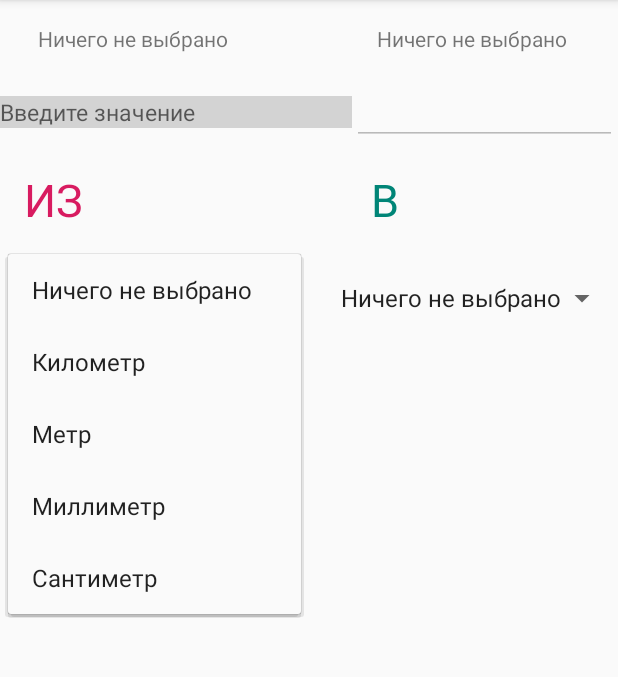
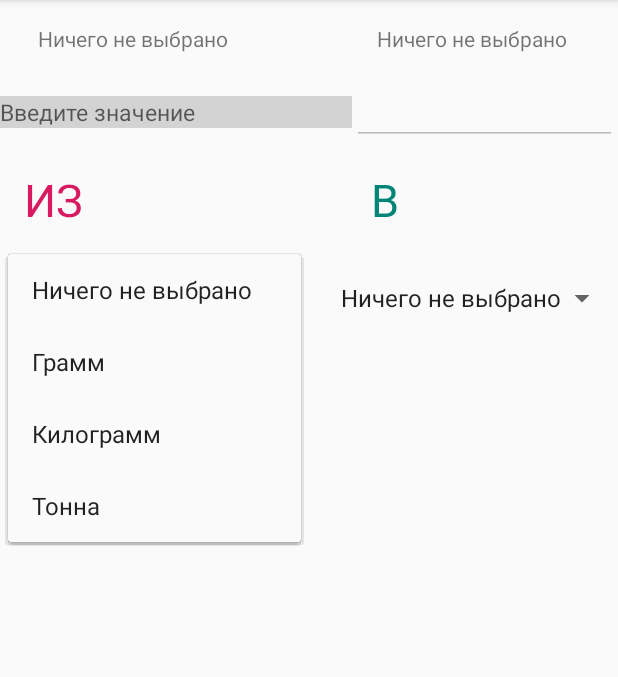
Before and after one commit to semyonov-m-y/ConvertersProject, an Android app: the WeightConverterFragment screen opened directly, with no data from a screen before it, after a tap on "Ничего не выбрано", on a phone screen of 412 x 824 dp, the part 84-761 px from its top. Run offline under Robolectric (Android 15) with nearby library versions, the phone set to English and light mode, and no system bars.

Commit message:
Fragments added

```diff
--- a/app/build.gradle
+++ b/app/build.gradle
@@ -27,6 +27,7 @@ dependencies {
     implementation fileTree(dir: 'libs', include: ['*.jar'])
     implementation 'androidx.appcompat:appcompat:1.1.0'
     implementation 'androidx.constraintlayout:constraintlayout:1.1.3'
+    implementation 'androidx.legacy:legacy-support-v4:1.0.0'
     testImplementation 'junit:junit:4.12'
     androidTestImplementation 'androidx.test:runner:1.2.0'
     androidTestImplementation 'androidx.test.espresso:espresso-core:3.2.0'
--- a/app/src/main/AndroidManifest.xml
+++ b/app/src/main/AndroidManifest.xml
@@ -9,9 +9,9 @@
         android:roundIcon="@mipmap/ic_launcher_round"
         android:supportsRtl="true"
         android:theme="@style/AppTheme">
-        <activity android:name=".activities.WeightConverterActivity"></activity>
-        <activity android:name=".activities.LengthConverterActivity"></activity>
-        <activity android:name=".activities.MainActivity">
+        <activity android:name=".WeightConverterActivity"></activity>
+        <activity android:name=".LengthConverterActivity"></activity>
+        <activity android:name=".MainActivity">
             <intent-filter>
                 <action android:name="android.intent.action.MAIN" />
 
--- a/app/src/main/java/ru/semenovmy/learning/convertersproject/activities/MainActivity.java
+++ b/app/src/main/java/ru/semenovmy/learning/convertersproject/MainActivity.java
@@ -1,4 +1,4 @@
-package ru.semenovmy.learning.convertersproject.activities;
+package ru.semenovmy.learning.convertersproject;
 
 import androidx.appcompat.app.AppCompatActivity;
 import androidx.recyclerview.widget.RecyclerView;
--- /dev/null
+++ b/app/src/main/java/ru/semenovmy/learning/convertersproject/WeightConverterActivity.java
@@ -0,0 +1,18 @@
+package ru.semenovmy.learning.convertersproject;
+
+import android.os.Bundle;
+import androidx.appcompat.app.AppCompatActivity;
+
+public class WeightConverterActivity extends AppCompatActivity {
+
+    @Override
+    protected void onCreate(Bundle savedInstanceState) {
+        super.onCreate(savedInstanceState);
+        setContentView(R.layout.activity_converter);
+
+        if (savedInstanceState == null){
+            getSupportFragmentManager().beginTransaction()
+                    .replace(android.R.id.content, new WeightConverterFragment ()).commit();
+        }
+    }
+}
--- a/app/src/main/java/ru/semenovmy/learning/convertersproject/activities/LengthConverterActivity.java
+++ b/app/src/main/java/ru/semenovmy/learning/convertersproject/WeightConverterFragment.java
@@ -1,16 +1,19 @@
-package ru.semenovmy.learning.convertersproject.activities;
+package ru.semenovmy.learning.convertersproject;
 
 import android.os.Bundle;
+
+import androidx.annotation.NonNull;
+import androidx.fragment.app.Fragment;
+
 import android.text.Editable;
 import android.text.TextWatcher;
+import android.view.LayoutInflater;
 import android.view.View;
+import android.view.ViewGroup;
 import android.widget.AdapterView;
 import android.widget.EditText;
 import android.widget.Spinner;
 import android.widget.TextView;
-
-import androidx.annotation.NonNull;
-import androidx.appcompat.app.AppCompatActivity;
 
 import java.util.Collections;
 import java.util.List;
@@ -19,27 +22,25 @@ import ru.semenovmy.learning.convertersproject.R;
 import ru.semenovmy.learning.convertersproject.adapters.DataAdapter;
 import ru.semenovmy.learning.convertersproject.adapters.SpinnerAdapter;
 import ru.semenovmy.learning.convertersproject.model.Measure;
-import ru.semenovmy.learning.convertersproject.providers.LengthProvider;
+import ru.semenovmy.learning.convertersproject.providers.WeightProvider;
 
-public class LengthConverterActivity extends AppCompatActivity {
+public class WeightConverterFragment extends Fragment {
 
     public static final int POSITION_NaN = 0;
     private EditText mFromEditText;
     private EditText mResultEditText;
     private TextView mFromTextView;
     private TextView mResultTextView;
-    private LengthProvider mLengthProvider = new LengthProvider();
+    private WeightProvider mWeightProvider = new WeightProvider();
     private DataAdapter dataAdapter;
     private Spinner spinner;
 
     @Override
-    protected void onCreate(Bundle savedInstanceState) {
-        super.onCreate(savedInstanceState);
-        setContentView(R.layout.activity_converter);
-
+    public View onCreateView(LayoutInflater inflater, ViewGroup container, Bundle savedInstanceState) {
+        View view = inflater.inflate(R.layout.fragment_converter, container, false);
         dataAdapter = new DataAdapter(getResources());
 
-        mFromEditText = findViewById(R.id.converter_from_edit_text);
+        mFromEditText = view.findViewById(R.id.converter_from_edit_text);
         mFromEditText.addTextChangedListener(new TextWatcher() {
             @Override
             public void beforeTextChanged(CharSequence s, int start, int count, int after) {
@@ -48,7 +49,7 @@ public class LengthConverterActivity extends AppCompatActivity {
 
             @Override
             public void onTextChanged(CharSequence s, int start, int before, int count) {
-                String outputValue = lengthConvertor(mFromEditText.getText().toString(), mFromTextView.getText().toString(), mResultTextView.getText().toString());
+                String outputValue = weightConvertor(mFromEditText.getText().toString(), mFromTextView.getText().toString(), mResultTextView.getText().toString());
                 mResultEditText.setText(outputValue);
             }
 
@@ -58,17 +59,18 @@ public class LengthConverterActivity extends AppCompatActivity {
             }
         });
 
-        mResultEditText = findViewById(R.id.converter_result_edit_text);
-        mFromTextView = findViewById(R.id.converter_from_text);
-        mResultTextView = findViewById(R.id.converter_result_text);
+        mResultEditText = view.findViewById(R.id.converter_result_edit_text);
+        mFromTextView = view.findViewById(R.id.converter_from_text);
+        mResultTextView = view.findViewById(R.id.converter_result_text);
 
-        initFromSpinner();
-        initToSpinner();
+        initFromSpinner(view);
+        initToSpinner(view);
+        return view;
     }
 
-    public void initFromSpinner() {
-        spinner = findViewById(R.id.from_spinner);
-        final List<String> spinnerItems = mLengthProvider.providerMeasures();
+    public void initFromSpinner(View view) {
+        spinner = view.findViewById(R.id.from_spinner);
+        final List<String> spinnerItems = mWeightProvider.providerMeasures();
         Collections.sort(spinnerItems);
         spinnerItems.add(POSITION_NaN, getResources().getString(R.string.nothing));
         spinner.setAdapter(new SpinnerAdapter(spinnerItems));
@@ -77,8 +79,8 @@ public class LengthConverterActivity extends AppCompatActivity {
             @Override
             public void onItemSelected(AdapterView<?> parent, View view, int position, long id) {
                 final List<Measure> measures = position == POSITION_NaN ?
-                        mLengthProvider.provideMeasures() :
-                        mLengthProvider.filterBy(spinnerItems.get(position));
+                        mWeightProvider.provideMeasures() :
+                        mWeightProvider.filterBy(spinnerItems.get(position));
                 dataAdapter.setMeasures(measures);
                 mFromTextView.setText(spinnerItems.get(position));
             }
@@ -89,9 +91,9 @@ public class LengthConverterActivity extends AppCompatActivity {
         });
     }
 
-    private void initToSpinner() {
-        spinner = findViewById(R.id.result_spinner);
-        final List<String> spinnerItems = mLengthProvider.providerMeasures();
+    private void initToSpinner(View view) {
+        spinner = view.findViewById(R.id.result_spinner);
+        final List<String> spinnerItems = mWeightProvider.providerMeasures();
         Collections.sort(spinnerItems);
         spinnerItems.add(POSITION_NaN, getResources().getString(R.string.nothing));
         spinner.setAdapter(new SpinnerAdapter(spinnerItems));
@@ -100,8 +102,8 @@ public class LengthConverterActivity extends AppCompatActivity {
             @Override
             public void onItemSelected(AdapterView<?> parent, View view, int position, long id) {
                 final List<Measure> measures = position == POSITION_NaN ?
-                        mLengthProvider.provideMeasures() :
-                        mLengthProvider.filterBy(spinnerItems.get(position));
+                        mWeightProvider.provideMeasures() :
+                        mWeightProvider.filterBy(spinnerItems.get(position));
                 dataAdapter.setMeasures(measures);
                 mResultTextView.setText(spinnerItems.get(position));
                 mResultEditText.setEnabled(false);
@@ -113,38 +115,33 @@ public class LengthConverterActivity extends AppCompatActivity {
         });
     }
 
-    private String lengthConvertor(@NonNull String incomeValue, @NonNull String incomeMeasurement, @NonNull String resultMeasurment) {
-        double incomeValueInKilometres = converterInKilometres(Integer.parseInt(incomeValue), incomeMeasurement);
+    private String weightConvertor(@NonNull String incomeValue, @NonNull String incomeMeasurement, @NonNull String resultMeasurment) {
+        double incomeValueInTons = converterInTons(Integer.parseInt(incomeValue), incomeMeasurement);
         String outputValue = "";
         double out;
 
-        if (resultMeasurment.equals(getString(R.string.millimeter))) {
-            out = incomeValueInKilometres * 1000000.0;
+        if (resultMeasurment.equals(getString((R.string.gram)))) {
+            out = incomeValueInTons * 1000000.0;
             outputValue = Double.toString(out);}
-        else if (resultMeasurment.equals(getString(R.string.centimeter))) {
-            out = incomeValueInKilometres * 100000.0;
+        else if (resultMeasurment.equals(getString(R.string.kilogram))) {
+            out = incomeValueInTons * 1000.0;
             outputValue = Double.toString(out);}
-        else if (resultMeasurment.equals(getString(R.string.meter))) {
-            out = incomeValueInKilometres * 1000.0;
-            outputValue = Double.toString(out);}
-        else if (resultMeasurment.equals(getString(R.string.kilometer))) {
-            out = incomeValueInKilometres * 1.0;
+        else if (resultMeasurment.equals(getString(R.string.ton))) {
+            out = incomeValueInTons * 1.0;
             outputValue = Double.toString(out);}
 
         return outputValue;
     }
 
-    private double converterInKilometres(@NonNull int incomeValue, @NonNull String incomeMeasurment) {
+    private double converterInTons(@NonNull int incomeValue, @NonNull String incomeMeasurment) {
 
         double output = 0.0;
 
-        if (incomeMeasurment.equals(getString(R.string.millimeter))) {
+        if (incomeMeasurment.equals(getString(R.string.gram))) {
             output = incomeValue / 1000000.0;}
-        else if (incomeMeasurment.equals(getString(R.string.centimeter))) {
-            output = incomeValue / 100000.0;}
-        else if (incomeMeasurment.equals(getString(R.string.meter))) {
+        else if (incomeMeasurment.equals(getString(R.string.kilogram))) {
             output = incomeValue / 1000.0;}
-        else if (incomeMeasurment.equals(getString(R.string.kilometer))) {
+        else if (incomeMeasurment.equals(getString(R.string.ton))) {
             output = incomeValue / 1.0;}
 
         return output;
--- a/app/src/main/res/layout/activity_converter.xml
+++ b/app/src/main/res/layout/activity_converter.xml
@@ -1,111 +1,6 @@
 <?xml version="1.0" encoding="utf-8"?>
-<LinearLayout xmlns:android="http://schemas.android.com/apk/res/android"
-    xmlns:tools="http://schemas.android.com/tools"
+<FrameLayout
+    xmlns:android="http://schemas.android.com/apk/res/android"
+    android:id="@+id/fragment_container"
     android:layout_width="match_parent"
-    android:layout_height="match_parent"
-    android:orientation="vertical"
-    tools:context=".activities.LengthConverterActivity">
-
-    <LinearLayout
-        android:layout_width="match_parent"
-        android:layout_height="wrap_content"
-        android:orientation="horizontal"
-        android:layout_marginTop="@dimen/default_margin">
-
-        <TextView
-            android:id="@+id/converter_from_text"
-            android:layout_width="wrap_content"
-            android:layout_height="wrap_content"
-            android:layout_weight="@dimen/default_weight"
-            android:layout_marginLeft="@dimen/default_margin"
-            android:layout_marginRight="@dimen/big_margin"
-            android:gravity="center_horizontal"
-            />
-
-        <TextView
-            android:id="@+id/converter_result_text"
-            android:layout_width="wrap_content"
-            android:layout_height="wrap_content"
-            android:layout_weight="@dimen/default_weight"
-            android:layout_marginLeft="@dimen/default_margin"
-            android:layout_marginRight="@dimen/default_margin"
-            android:layout_gravity="center_horizontal"
-            />
-
-    </LinearLayout>
-
-    <LinearLayout
-        android:layout_width="match_parent"
-        android:layout_height="wrap_content"
-        android:orientation="horizontal"
-        android:layout_marginTop="@dimen/default_margin">
-
-        <EditText
-            android:id="@+id/converter_from_edit_text"
-            android:layout_width="wrap_content"
-            android:layout_height="wrap_content"
-            android:layout_weight="@dimen/small_weight"
-            android:hint="Введите значение"
-            android:textSize="@dimen/small_text"
-            android:background="@color/colorGrey"
-            />
-
-        <EditText
-            android:id="@+id/converter_result_edit_text"
-            android:layout_width="wrap_content"
-            android:layout_height="wrap_content"
-            android:layout_weight="@dimen/big_weight"
-            />
-
-    </LinearLayout>
-
-    <LinearLayout
-        android:layout_width="match_parent"
-        android:layout_height="wrap_content"
-        android:orientation="horizontal"
-        android:layout_marginTop="@dimen/default_margin">
-
-        <TextView
-            android:layout_width="match_parent"
-            android:layout_height="wrap_content"
-            android:layout_marginLeft="@dimen/default_margin"
-            android:text="@string/from"
-            android:textSize="@dimen/big_text_size"
-            android:layout_weight="@dimen/small_weight"
-            android:textColor="@color/colorAccent"
-            />
-
-        <TextView
-            android:layout_width="match_parent"
-            android:layout_height="wrap_content"
-            android:text="@string/to"
-            android:textSize="@dimen/big_text_size"
-            android:layout_weight="@dimen/big_weight"
-            android:textColor="@color/colorPrimary"
-            />
-    </LinearLayout>
-
-    <LinearLayout
-        android:layout_width="match_parent"
-        android:layout_height="wrap_content"
-        android:orientation="horizontal"
-        android:layout_marginTop="@dimen/default_margin">
-
-        <Spinner
-            android:id="@+id/from_spinner"
-            android:layout_width="match_parent"
-            android:layout_height="wrap_content"
-            android:layout_weight="@dimen/default_weight"
-            android:padding="@dimen/small_padding"
-            />
-
-        <Spinner
-            android:id="@+id/result_spinner"
-            android:layout_width="match_parent"
-            android:layout_height="wrap_content"
-            android:layout_weight="@dimen/default_weight"
-            android:padding="@dimen/small_padding"
-            />
-    </LinearLayout>
-
-</LinearLayout>
+    android:layout_height="match_parent" />
--- /dev/null
+++ b/app/src/main/res/layout/fragment_converter.xml
@@ -0,0 +1,112 @@
+<?xml version="1.0" encoding="utf-8"?>
+<LinearLayout xmlns:android="http://schemas.android.com/apk/res/android"
+    xmlns:tools="http://schemas.android.com/tools"
+    android:layout_width="match_parent"
+    android:layout_height="match_parent"
+    android:orientation="vertical"
+    android:id="@+id/converter"
+    tools:context=".LengthConverterActivity">
+
+    <LinearLayout
+        android:layout_width="match_parent"
+        android:layout_height="wrap_content"
+        android:orientation="horizontal"
+        android:layout_marginTop="@dimen/default_margin">
+
+        <TextView
+            android:id="@+id/converter_from_text"
+            android:layout_width="wrap_content"
+            android:layout_height="wrap_content"
+            android:layout_weight="@dimen/default_weight"
+            android:layout_marginLeft="@dimen/default_margin"
+            android:layout_marginRight="@dimen/big_margin"
+            android:gravity="center_horizontal"
+            />
+
+        <TextView
+            android:id="@+id/converter_result_text"
+            android:layout_width="wrap_content"
+            android:layout_height="wrap_content"
+            android:layout_weight="@dimen/default_weight"
+            android:layout_marginLeft="@dimen/default_margin"
+            android:layout_marginRight="@dimen/default_margin"
+            android:layout_gravity="center_horizontal"
+            />
+
+    </LinearLayout>
+
+    <LinearLayout
+        android:layout_width="match_parent"
+        android:layout_height="wrap_content"
+        android:orientation="horizontal"
+        android:layout_marginTop="@dimen/default_margin">
+
+        <EditText
+            android:id="@+id/converter_from_edit_text"
+            android:layout_width="wrap_content"
+            android:layout_height="wrap_content"
+            android:layout_weight="@dimen/small_weight"
+            android:hint="Введите значение"
+            android:textSize="@dimen/small_text"
+            android:background="@color/colorGrey"
+            />
+
+        <EditText
+            android:id="@+id/converter_result_edit_text"
+            android:layout_width="wrap_content"
+            android:layout_height="wrap_content"
+            android:layout_weight="@dimen/big_weight"
+            />
+
+    </LinearLayout>
+
+    <LinearLayout
+        android:layout_width="match_parent"
+        android:layout_height="wrap_content"
+        android:orientation="horizontal"
+        android:layout_marginTop="@dimen/default_margin">
+
+        <TextView
+            android:layout_width="match_parent"
+            android:layout_height="wrap_content"
+            android:layout_marginLeft="@dimen/default_margin"
+            android:text="@string/from"
+            android:textSize="@dimen/big_text_size"
+            android:layout_weight="@dimen/small_weight"
+            android:textColor="@color/colorAccent"
+            />
+
+        <TextView
+            android:layout_width="match_parent"
+            android:layout_height="wrap_content"
+            android:text="@string/to"
+            android:textSize="@dimen/big_text_size"
+            android:layout_weight="@dimen/big_weight"
+            android:textColor="@color/colorPrimary"
+            />
+    </LinearLayout>
+
+    <LinearLayout
+        android:layout_width="match_parent"
+        android:layout_height="wrap_content"
+        android:orientation="horizontal"
+        android:layout_marginTop="@dimen/default_margin">
+
+        <Spinner
+            android:id="@+id/from_spinner"
+            android:layout_width="match_parent"
+            android:layout_height="wrap_content"
+            android:layout_weight="@dimen/default_weight"
+            android:padding="@dimen/small_padding"
+            />
+
+        <Spinner
+            android:id="@+id/result_spinner"
+            android:layout_width="match_parent"
+            android:layout_height="wrap_content"
+            android:layout_weight="@dimen/default_weight"
+            android:padding="@dimen/small_padding"
+            />
+    </LinearLayout>
+
+</LinearLayout>
--- a/app/src/main/res/values/strings.xml
+++ b/app/src/main/res/values/strings.xml
@@ -12,4 +12,7 @@
     <string name="ton">Тонна</string>
     <string name="from">ИЗ</string>
     <string name="to">В</string>
+
+    <!-- TODO: Remove or change this placeholder text -->
+    <string name="hello_blank_fragment">Hello blank fragment</string>
 </resources>
```
Also changed, not shown: app/src/main/java/ru/semenovmy/learning/convertersproject/LengthConverterActivity.java (added, +18 -0 lines), app/src/main/java/ru/semenovmy/learning/convertersproject/activities/WeightConverterActivity.java (deleted, +0 -148 lines), app/src/main/java/ru/semenovmy/learning/convertersproject/adapters/DataAdapter.java (+2 -5 lines).
